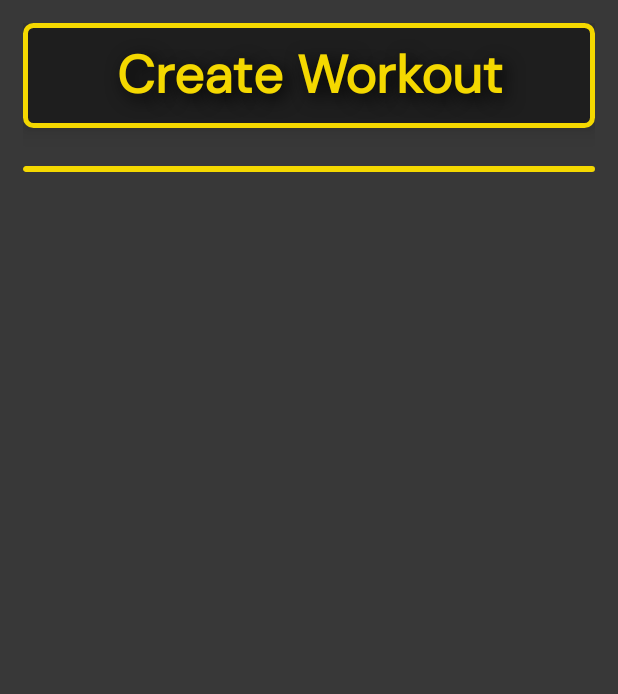
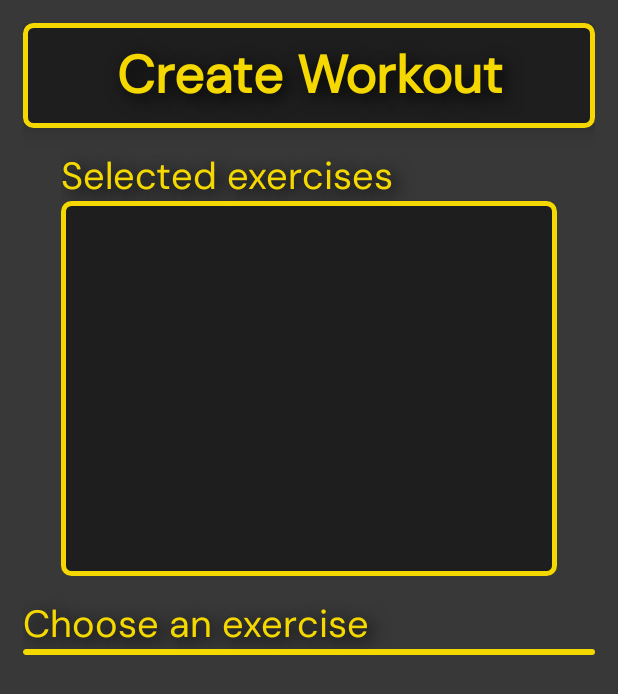
Before and after one commit to nickimps/Fitness_Application, an Android app: the layout activity_create_workout.xml on its own in the app's theme, with its tools: preview values and no code run, on a phone screen of 412 x 824 dp. Shown: the top 694 px of the screen. Run offline under Robolectric (Android 15) with nearby library versions, the phone set to English and light mode, and no system bars.

Commit message:
Created the cards for the create workout screen. Recycler's not implemented yet

```diff
--- a/app/src/main/res/layout/activity_choose_workouts.xml
+++ b/app/src/main/res/layout/activity_choose_workouts.xml
@@ -33,7 +33,6 @@
         android:layout_below="@id/workoutTypeHeaderTextView"
         android:layout_marginTop="10dp"
         android:orientation="vertical"
-        android:background="@drawable/header_banner"
         app:layoutManager="androidx.recyclerview.widget.LinearLayoutManager" />
 
 
--- a/app/src/main/res/layout/activity_create_workout.xml
+++ b/app/src/main/res/layout/activity_create_workout.xml
@@ -26,12 +26,54 @@
         android:textSize="35sp"
         android:background="@drawable/header_banner"/>
 
+    <TextView
+        android:id="@+id/chosenLabel"
+        android:layout_width="match_parent"
+        android:layout_height="wrap_content"
+        android:layout_below="@id/createWorkoutHeaderTextView"
+        android:layout_marginTop="15dp"
+        android:layout_marginHorizontal="25dp"
+        android:textAlignment="textStart"
+        android:text="@string/selected_exercises"
+        android:fontFamily="@font/dm_sans"
+        android:shadowColor="@color/black"
+        android:shadowRadius="15"
+        android:shadowDx="5"
+        android:shadowDy="5"
+        android:textColor="@color/text_yellow"
+        android:textSize="25sp"/>
+
     <androidx.recyclerview.widget.RecyclerView
         android:id="@+id/chosenWorkoutsRecyclerView"
         android:layout_width="match_parent"
+        android:layout_height="250dp"
+        android:layout_below="@id/chosenLabel"
+        android:layout_marginHorizontal="25dp"
+        android:orientation="vertical"
+        android:background="@drawable/header_banner"
+        app:layoutManager="androidx.recyclerview.widget.LinearLayoutManager" />
+
+    <TextView
+        android:id="@+id/exerciseLabel"
+        android:layout_width="match_parent"
         android:layout_height="wrap_content"
-        android:layout_below="@id/createWorkoutHeaderTextView"
-        android:layout_marginTop="25dp"
+        android:layout_below="@id/chosenWorkoutsRecyclerView"
+        android:layout_marginTop="15dp"
+        android:textAlignment="textStart"
+        android:text="@string/choose_an_exercise"
+        android:fontFamily="@font/dm_sans"
+        android:shadowColor="@color/black"
+        android:shadowRadius="15"
+        android:shadowDx="5"
+        android:shadowDy="5"
+        android:textColor="@color/text_yellow"
+        android:textSize="25sp"/>
+
+    <androidx.recyclerview.widget.RecyclerView
+        android:id="@+id/exercisesRecyclerView"
+        android:layout_width="match_parent"
+        android:layout_height="wrap_content"
+        android:layout_below="@id/exerciseLabel"
         android:orientation="vertical"
         android:background="@drawable/header_banner"
         app:layoutManager="androidx.recyclerview.widget.LinearLayoutManager" />
--- a/app/src/main/res/values/strings.xml
+++ b/app/src/main/res/values/strings.xml
@@ -16,4 +16,8 @@
     <string name="workout_name">Workout Name</string>
     <string name="i">i</string>
     <string name="create_workout">Create Workout</string>
+    <string name="selected_exercises">Selected exercises</string>
+    <string name="choose_an_exercise">Choose an exercise</string>
+    <string name="plus">+</string>
+    <string name="minus">-</string>
 </resources>
```
Also changed, not shown: app/src/main/AndroidManifest.xml (+7 -6 lines), app/src/main/res/layout/chosen_exercise_card.xml (added, +61 -0 lines), app/src/main/res/layout/exercise_card.xml (added, +61 -0 lines).
